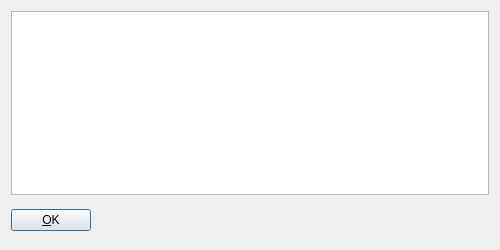
mnemosyne-proj/mnemosyne, file mnemosyne/mnemosyne/pyqt_ui/activate_plugins_dlg.ui: the form before one commit.
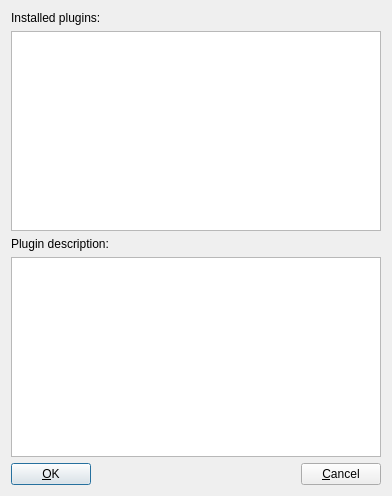
The form after the commit.

Commit message: Reworked plugin dialog.

Diff of the .ui file:
```diff
--- a/mnemosyne/mnemosyne/pyqt_ui/activate_plugins_dlg.ui
+++ b/mnemosyne/mnemosyne/pyqt_ui/activate_plugins_dlg.ui
@@ -6,16 +6,10 @@
    <rect>
     <x>0</x>
     <y>0</y>
-    <width>500</width>
-    <height>250</height>
+    <width>392</width>
+    <height>479</height>
    </rect>
   </property>
-  <property name="minimumSize">
-   <size>
-    <width>500</width>
-    <height>250</height>
-   </size>
-  </property>
   <property name="windowTitle">
    <string>(De)activate plugins</string>
   </property>
@@ -23,33 +17,77 @@
    <item>
     <layout class="QVBoxLayout" name="verticalLayout">
      <item>
-      <widget class="QTreeView" name="plugins"/>
+      <widget class="QLabel" name="label">
+       <property name="text">
+        <string>Installed plugins:</string>
+       </property>
+      </widget>
      </item>
      <item>
-      <layout class="QHBoxLayout" name="horizontalLayout">
+      <widget class="QListWidget" name="plugin_list">
+       <property name="minimumSize">
+        <size>
+         <width>350</width>
+         <height>200</height>
+        </size>
+       </property>
+      </widget>
+     </item>
+     <item>
+      <widget class="QLabel" name="label_2">
+       <property name="text">
+        <string>Plugin description:</string>
+       </property>
+      </widget>
+     </item>
+     <item>
+      <widget class="QTextBrowser" name="plugin_description">
+       <property name="minimumSize">
+        <size>
+         <width>350</width>
+         <height>200</height>
+        </size>
+       </property>
+      </widget>
+     </item>
+     <item>
+      <layout class="QHBoxLayout">
        <item>
         <widget class="QPushButton" name="ok_button">
          <property name="text">
           <string>&amp;OK</string>
          </property>
+         <property name="autoDefault">
+          <bool>true</bool>
+         </property>
          <property name="default">
           <bool>true</bool>
          </property>
         </widget>
        </item>
        <item>
-        <spacer name="horizontalSpacer">
+        <spacer>
          <property name="orientation">
           <enum>Qt::Horizontal</enum>
          </property>
          <property name="sizeHint" stdset="0">
           <size>
-           <width>13</width>
-           <height>38</height>
+           <width>101</width>
+           <height>20</height>
           </size>
          </property>
         </spacer>
        </item>
+       <item>
+        <widget class="QPushButton" name="cancel_button">
+         <property name="text">
+          <string>&amp;Cancel</string>
+         </property>
+         <property name="autoDefault">
+          <bool>false</bool>
+         </property>
+        </widget>
+       </item>
       </layout>
      </item>
     </layout>
```
Left out of the diff: 30 changed lines with no effect on the pictures. The commit also changes 8 other files.
